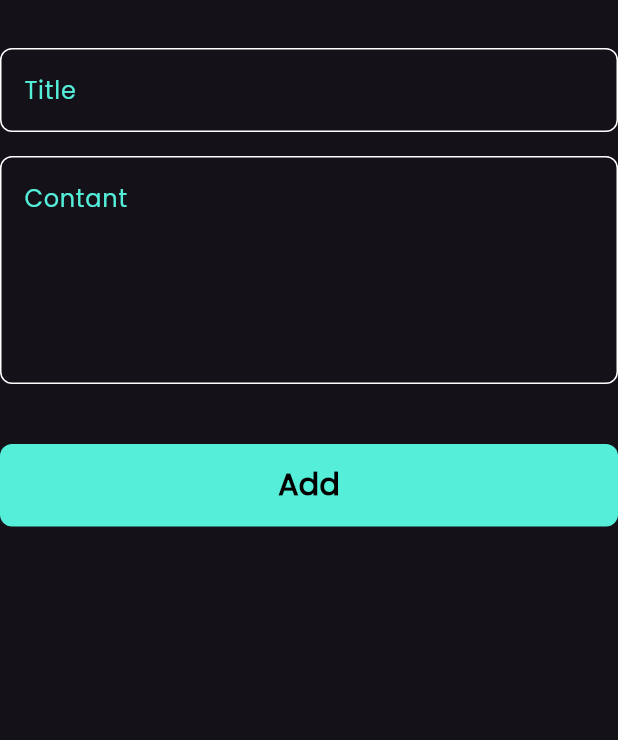
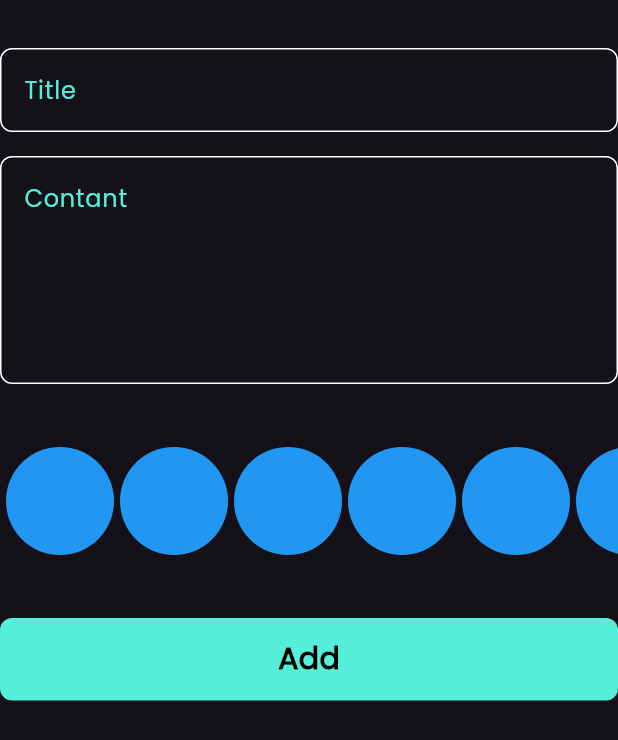
Before and after one commit to omarkhaled200/Notes_app, a Flutter app: the Addnoteform widget shown alone on an empty page, opened directly, on a phone screen of 412 x 824 dp. Shown: the top 740 px of the screen. Run offline on Flutter 3.47's test engine with Material 3 defaults, Android fonts, the phone set to English and light mode, and no system bars; our stand-ins replace bloc, flutter_bloc, font_awesome_flutter, hive, hive_flutter, modal_progress_hud_nsn; accounts and stored records are empty.

Commit message:
create colors list view part 1

```diff
--- /dev/null
+++ b/lib/Views/widgets/Color_List_view.dart
@@ -0,0 +1,32 @@
+
+import 'package:flutter/material.dart';
+
+class Coloritem extends StatelessWidget {
+  const Coloritem({super.key});
+
+  @override
+  Widget build(BuildContext context) {
+    return const CircleAvatar(
+      radius: 38,
+      backgroundColor: Colors.blue,
+    );
+  }
+}
+
+class ColorListview extends StatelessWidget {
+  const ColorListview({super.key});
+
+  @override
+  Widget build(BuildContext context) {
+    return SizedBox(
+      height: 38*2,
+      child: ListView.builder(
+        padding:const EdgeInsets.all(2) ,
+        scrollDirection: Axis.horizontal,
+        itemCount: 10,
+        itemBuilder: (context, index) {
+        return const Coloritem();
+      }),
+    );
+  }
+}
--- a/lib/Views/widgets/add_note_form.dart
+++ b/lib/Views/widgets/add_note_form.dart
@@ -1,6 +1,7 @@
 import 'package:flutter/material.dart';
 import 'package:flutter_bloc/flutter_bloc.dart';
 import 'package:intl/intl.dart';
+import 'package:notes_app/Views/widgets/Color_List_view.dart';
 import 'package:notes_app/Views/widgets/Custom_buttom_add_note.dart';
 import 'package:notes_app/Views/widgets/Custom_text_field.dart';
 import 'package:notes_app/cubit/add_note_cubit/add_note_cubit.dart';
@@ -49,10 +50,14 @@ class _AddnoteformState extends State<Addnoteform> {
           const SizedBox(
             height: 40,
           ),
+      const   ColorListview(),
+          const SizedBox(
+            height: 40,
+          ),
           BlocBuilder<AddNoteCubit, AddNoteState>(
             builder: (context, state) {
               return CustombuttomAddnote(
-                isloading: state is AddNoteloading? true : false,
+                isloading: state is AddNoteloading ? true : false,
                 ontap: () {
                   DateTime now = DateTime.now();
                   String formattedDate = DateFormat.yMMMEd().format(now);
@@ -73,7 +78,7 @@ class _AddnoteformState extends State<Addnoteform> {
             },
           ),
           const SizedBox(
-            height: 24 ,
+            height: 24,
           ),
         ],
       ),
```
